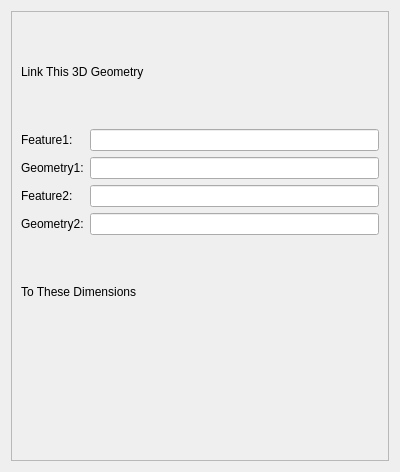
Qt form src/Mod/TechDraw/Gui/TaskLinkDim.ui (southseact-3d/fcd) before a commit.
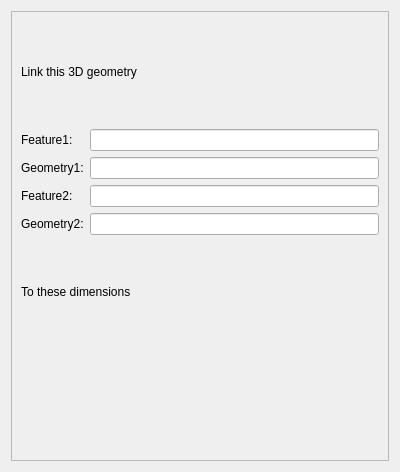
The same form after that commit. Custom widgets are drawn as their Qt base class.

The edit to the form file:
```diff
--- a/src/Mod/TechDraw/Gui/TaskLinkDim.ui
+++ b/src/Mod/TechDraw/Gui/TaskLinkDim.ui
@@ -51,7 +51,7 @@
           <item>
            <widget class="QLabel" name="lblLinkThis">
             <property name="text">
-             <string>Link This 3D Geometry</string>
+             <string>Link this 3D geometry</string>
             </property>
            </widget>
           </item>
@@ -150,7 +150,7 @@
           <item>
            <widget class="QLabel" name="lblToThese">
             <property name="text">
-             <string>To These Dimensions</string>
+             <string>To these dimensions</string>
             </property>
            </widget>
           </item>
```
